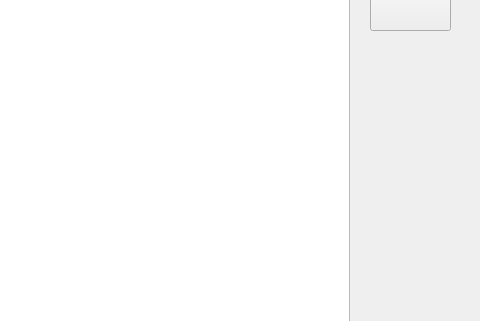
Old version of the form mainwindow.ui in the repository LCL-cdsak/Doodle-jump; both pictures show x 250 to 730 and y 127 to 448 of the 730 by 827 pixel window.
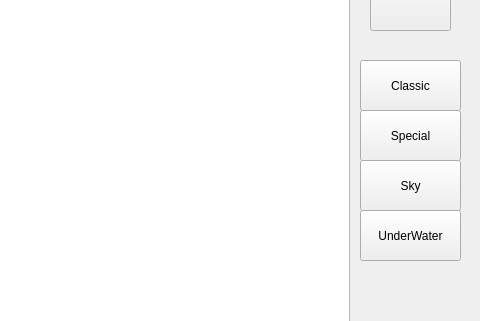
New version of the form. Icons and pictures are not drawn.

```diff
--- a/mainwindow.ui
+++ b/mainwindow.ui
@@ -93,6 +93,58 @@
      </size>
     </property>
    </widget>
+   <widget class="QPushButton" name="pushButton_2">
+    <property name="geometry">
+     <rect>
+      <x>610</x>
+      <y>170</y>
+      <width>101</width>
+      <height>51</height>
+     </rect>
+    </property>
+    <property name="text">
+     <string>Classic</string>
+    </property>
+   </widget>
+   <widget class="QPushButton" name="pushButton_3">
+    <property name="geometry">
+     <rect>
+      <x>610</x>
+      <y>220</y>
+      <width>101</width>
+      <height>51</height>
+     </rect>
+    </property>
+    <property name="text">
+     <string>Special</string>
+    </property>
+   </widget>
+   <widget class="QPushButton" name="pushButton_4">
+    <property name="geometry">
+     <rect>
+      <x>610</x>
+      <y>270</y>
+      <width>101</width>
+      <height>51</height>
+     </rect>
+    </property>
+    <property name="text">
+     <string>Sky</string>
+    </property>
+   </widget>
+   <widget class="QPushButton" name="pushButton_5">
+    <property name="geometry">
+     <rect>
+      <x>610</x>
+      <y>320</y>
+      <width>101</width>
+      <height>51</height>
+     </rect>
+    </property>
+    <property name="text">
+     <string>UnderWater</string>
+    </property>
+   </widget>
   </widget>
   <widget class="QToolBar" name="mainToolBar">
    <attribute name="toolBarArea">
```
